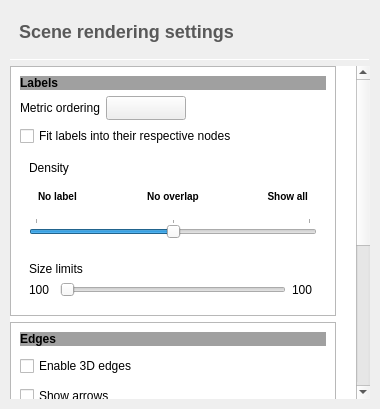
First picture: the form in library/tulip-gui/designer/SceneConfigWidget.ui, repository vadivelselvaraj/TulipGLImprovement, before the edit.
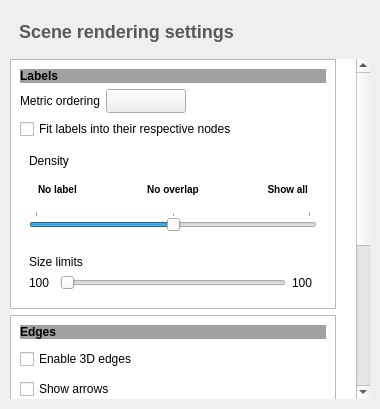
Second picture: the form after the edit. Icons and pictures are not drawn. Custom widgets are drawn as their Qt base class.

Commit message: views configuration widgets cleanup

Patch:
```diff
--- a/library/tulip-gui/designer/SceneConfigWidget.ui
+++ b/library/tulip-gui/designer/SceneConfigWidget.ui
@@ -146,19 +146,6 @@
      </layout>
     </widget>
    </item>
-   <item>
-    <widget class="Line" name="line">
-     <property name="maximumSize">
-      <size>
-       <width>16777215</width>
-       <height>1</height>
-      </size>
-     </property>
-     <property name="orientation">
-      <enum>Qt::Horizontal</enum>
-     </property>
-    </widget>
-   </item>
    <item>
     <widget class="QScrollArea" name="scrollArea">
      <property name="sizePolicy">
@@ -180,7 +167,7 @@
       <property name="geometry">
        <rect>
         <x>0</x>
-        <y>-380</y>
+        <y>0</y>
         <width>347</width>
         <height>702</height>
        </rect>
```
The commit also changes 1 other file.
